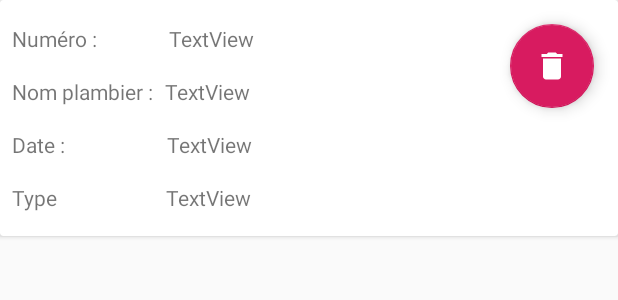
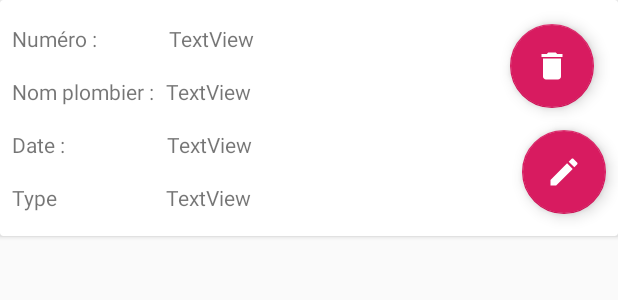
Before and after one commit to SihemBouhenniche/InterventionAdmnistrator, an Android app: the layout card_intervention.xml on its own in the app's theme, with its tools: preview values and no code run, on a phone screen of 412 x 824 dp. Shown: the top 300 px of the screen. Run offline under Robolectric (Android 15) with nearby library versions, the phone set to English and light mode, and no system bars.

```diff
--- a/app/src/main/AndroidManifest.xml
+++ b/app/src/main/AndroidManifest.xml
@@ -1,5 +1,5 @@
 <?xml version="1.0" encoding="utf-8"?>
-<manifest xmlns:android="http://schemas.android.com/apk/res/android"
+<manifest xmlns:android="http://schemas.android.com/apk/res/android" xmlns:tools="http://schemas.android.com/tools"
           package="com.example.tdm2exo2">
 
     <application
@@ -8,7 +8,8 @@
             android:label="@string/app_name"
             android:roundIcon="@mipmap/ic_launcher_round"
             android:supportsRtl="true"
-            android:theme="@style/AppTheme">
+            android:theme="@style/AppTheme"
+      >
         <activity
                 android:name=".MainActivity"
                 android:label="@string/app_name">
--- a/app/src/main/java/com/example/tdm2exo2/MainActivity.kt
+++ b/app/src/main/java/com/example/tdm2exo2/MainActivity.kt
@@ -1,9 +1,9 @@
 package com.example.tdm2exo2
 
 import android.os.Bundle
-import android.support.design.widget.BottomNavigationView
-import android.support.v4.app.Fragment
-import android.support.v7.app.AppCompatActivity
+import com.google.android.material.bottomnavigation.BottomNavigationView
+import androidx.fragment.app.Fragment
+import androidx.appcompat.app.AppCompatActivity
 import android.widget.TextView
 import com.example.tdm2exo2.Fragments.AddFragment
 import com.example.tdm2exo2.Fragments.HomeFragment
--- /dev/null
+++ b/app/src/main/res/drawable/ic_edit_black_24dp.xml
@@ -0,0 +1,5 @@
+<vector android:height="24dp" android:tint="#FFFFFF"
+    android:viewportHeight="24.0" android:viewportWidth="24.0"
+    android:width="24dp" xmlns:android="http://schemas.android.com/apk/res/android">
+    <path android:fillColor="#FF000000" android:pathData="M3,17.25V21h3.75L17.81,9.94l-3.75,-3.75L3,17.25zM20.71,7.04c0.39,-0.39 0.39,-1.02 0,-1.41l-2.34,-2.34c-0.39,-0.39 -1.02,-0.39 -1.41,0l-1.83,1.83 3.75,3.75 1.83,-1.83z"/>
+</vector>
--- a/app/src/main/res/layout/activity_main.xml
+++ b/app/src/main/res/layout/activity_main.xml
@@ -1,5 +1,5 @@
 <?xml version="1.0" encoding="utf-8"?>
-<android.support.constraint.ConstraintLayout
+<androidx.constraintlayout.widget.ConstraintLayout
         xmlns:android="http://schemas.android.com/apk/res/android"
         xmlns:app="http://schemas.android.com/apk/res-auto"
         xmlns:tools="http://schemas.android.com/tools"
@@ -16,7 +16,7 @@
             android:id="@+id/layout">
 
     </FrameLayout>
-    <android.support.design.widget.BottomNavigationView
+    <com.google.android.material.bottomnavigation.BottomNavigationView
             android:id="@+id/nav_view"
             android:layout_width="0dp"
             android:layout_height="wrap_content"
@@ -28,4 +28,4 @@
             app:layout_constraintRight_toRightOf="parent"
             app:menu="@menu/bottom_nav_menu"/>
 
-</android.support.constraint.ConstraintLayout>
+</androidx.constraintlayout.widget.ConstraintLayout>
--- a/app/src/main/res/layout/add_fragment.xml
+++ b/app/src/main/res/layout/add_fragment.xml
@@ -6,7 +6,7 @@
         android:layout_width="match_parent"
         android:layout_height="match_parent">
 
-    <android.support.constraint.ConstraintLayout
+    <androidx.constraintlayout.widget.ConstraintLayout
                                                  android:layout_width="match_parent"
                                                  android:layout_height="match_parent">
 
@@ -47,5 +47,5 @@
                 app:layout_constraintStart_toStartOf="parent" android:layout_marginStart="8dp"
                 app:layout_constraintEnd_toEndOf="parent" android:layout_marginEnd="8dp" android:layout_marginTop="32dp"
                 app:layout_constraintTop_toBottomOf="@+id/date_add" app:layout_constraintHorizontal_bias="0.498"/>
-    </android.support.constraint.ConstraintLayout>
+    </androidx.constraintlayout.widget.ConstraintLayout>
 </ScrollView>
--- a/app/src/main/res/layout/card_intervention.xml
+++ b/app/src/main/res/layout/card_intervention.xml
@@ -1,15 +1,15 @@
 <?xml version="1.0" encoding="utf-8"?>
-<android.support.constraint.ConstraintLayout xmlns:android="http://schemas.android.com/apk/res/android"
-                                             xmlns:app="http://schemas.android.com/apk/res-auto" xmlns:tools="http://schemas.android.com/tools" android:layout_width="match_parent"
-                                             android:layout_height="match_parent">
+<androidx.constraintlayout.widget.ConstraintLayout xmlns:android="http://schemas.android.com/apk/res/android"
+                                                   xmlns:app="http://schemas.android.com/apk/res-auto" xmlns:tools="http://schemas.android.com/tools" android:layout_width="match_parent"
+                                                   android:layout_height="match_parent">
 
-    <android.support.v7.widget.CardView
+    <androidx.cardview.widget.CardView
             android:layout_width="match_parent"
             android:layout_height="0dp" app:layout_constraintStart_toStartOf="parent"
             app:layout_constraintEnd_toEndOf="parent"
             app:layout_constraintHorizontal_bias="1.0"
             app:layout_constraintTop_toTopOf="parent">
-        <android.support.constraint.ConstraintLayout
+        <androidx.constraintlayout.widget.ConstraintLayout
                 android:layout_width="match_parent"
                 android:layout_height="match_parent">
 
@@ -55,7 +55,7 @@
             <TextView
                     android:layout_width="wrap_content"
                     android:layout_height="wrap_content"
-                    android:id="@+id/textView2" android:text="Nom plambier :"
+                    android:id="@+id/textView2" android:text="Nom plombier :"
                     app:layout_constraintStart_toStartOf="parent"
                     android:layout_marginStart="8dp"
                     android:layout_marginTop="16dp" app:layout_constraintTop_toBottomOf="@+id/textView"/>
@@ -74,13 +74,21 @@
                     android:layout_marginStart="8dp" android:layout_marginTop="16dp"
                     app:layout_constraintTop_toBottomOf="@+id/textView3"
                     app:layout_constraintBottom_toBottomOf="parent" android:layout_marginBottom="16dp"/>
-            <android.support.design.widget.FloatingActionButton
+            <com.google.android.material.floatingactionbutton.FloatingActionButton
                     android:layout_width="wrap_content"
                     android:layout_height="wrap_content"
                     android:clickable="true" app:srcCompat="@drawable/ic_delete_black_24dp"
                     android:id="@+id/delete_btn" app:layout_constraintEnd_toEndOf="parent"
                     android:layout_marginEnd="16dp"
                     app:layout_constraintTop_toTopOf="parent" android:layout_marginTop="16dp"/>
-        </android.support.constraint.ConstraintLayout>
-    </android.support.v7.widget.CardView>
-</android.support.constraint.ConstraintLayout>
+            <com.google.android.material.floatingactionbutton.FloatingActionButton
+                    android:layout_width="wrap_content"
+                    android:layout_height="wrap_content"
+                    android:clickable="true" app:srcCompat="@drawable/ic_edit_black_24dp"
+                    android:id="@+id/edit_btn" app:layout_constraintEnd_toEndOf="parent"
+                    android:layout_marginEnd="8dp" android:layout_marginTop="8dp"
+                    app:layout_constraintTop_toBottomOf="@+id/delete_btn" android:layout_marginBottom="8dp"
+                    app:layout_constraintBottom_toBottomOf="parent"/>
+        </androidx.constraintlayout.widget.ConstraintLayout>
+    </androidx.cardview.widget.CardView>
+</androidx.constraintlayout.widget.ConstraintLayout>
--- a/build.gradle
+++ b/build.gradle
@@ -2,6 +2,7 @@
 
 buildscript {
     ext.kotlin_version = '1.3.30'
+    ext.room_version = '2.1.0-alpha01'
     repositories {
         google()
         jcenter()
--- a/gradle.properties
+++ b/gradle.properties
@@ -13,3 +13,5 @@ org.gradle.jvmargs=-Xmx1536m
 # org.gradle.parallel=true
 # Kotlin code style for this project: "official" or "obsolete":
 kotlin.code.style=official
+android.useAndroidX=true
+android.enableJetifier=true
```
Also changed, not shown: app/build.gradle (+16 -6 lines), app/src/main/java/com/example/tdm2exo2/Fragments/AddFragment.kt (+20 -15 lines), app/src/main/java/com/example/tdm2exo2/Fragments/HomeFragment.kt (+39 -47 lines), app/src/main/java/com/example/tdm2exo2/InterventionAdapter.kt (+30 -11 lines), app/src/main/java/com/example/tdm2exo2/database/DataBase.kt (added, +30 -0 lines), app/src/main/java/com/example/tdm2exo2/database/InterventionDao.kt (added, +26 -0 lines), app/src/main/java/com/example/tdm2exo2/model/Intervention.kt (+15 -2 lines), app/src/main/res/layout/date_alert.xml (+4 -4 lines), app/src/main/res/layout/fragment_home.xml (+6 -6 lines), 2 other files.
